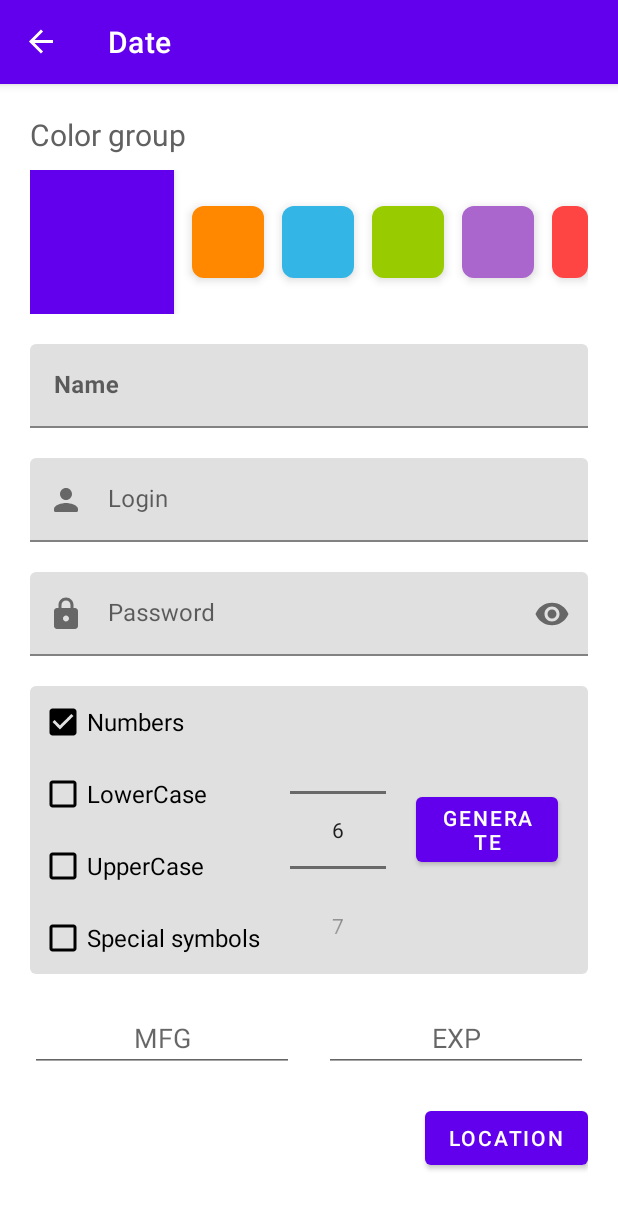
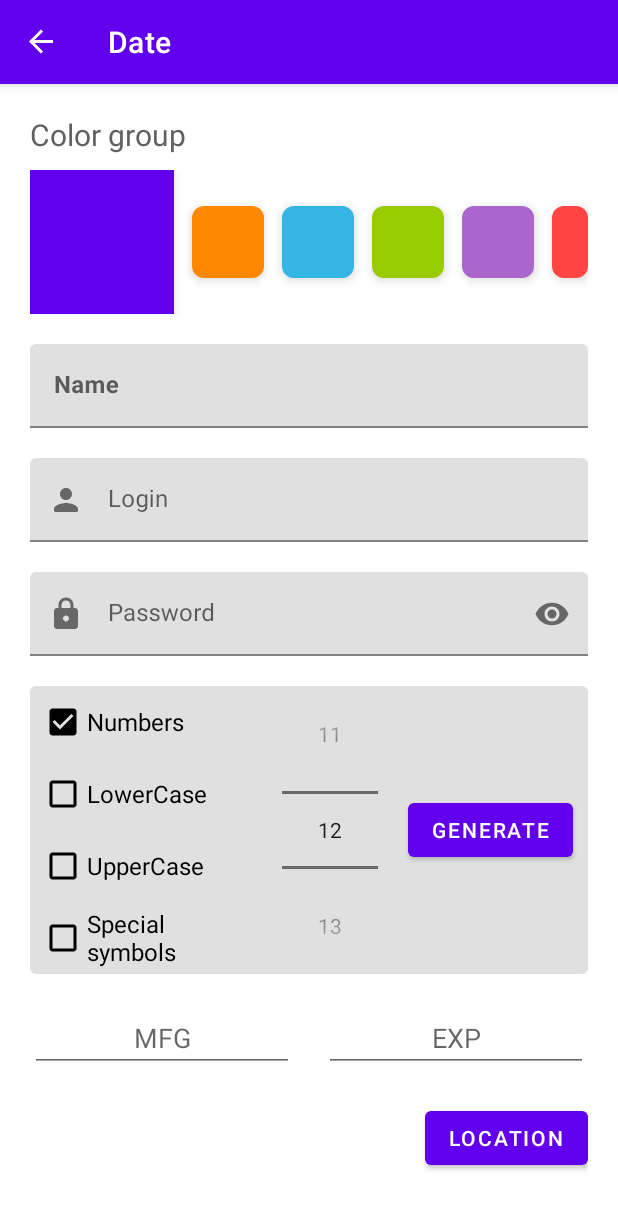
Before and after one commit to ncliff-git/passet-android, an Android app: the AccountSettingsFragment screen opened through its navigation route, on a phone screen of 412 x 824 dp. Shown: the top 1209 px of the screen. Run offline under Robolectric (Android 15) with nearby library versions, the phone set to English and light mode, and no system bars; our stand-ins replace navigation-ui; libraries missing offline, so code that uses them is left out: com.yandex.mapkit; Roboto replaces fonts that are not available here; 2 statements that could not run were skipped.

Commit message:
Made some changes to fragment_account_settings.xml

```diff
--- a/app/src/main/java/com/github/ncliff/passet/data/ColorObject.kt
+++ /dev/null
@@ -1,6 +0,0 @@
-package com.github.ncliff.passet.data
-
-class ColorObject(var name: Int, var hex: String, var contrastHex: String) {
-    val hexHash : String = "#$hex"
-    val contrastHexHash : String = "#$contrastHex"
-}
--- a/app/src/main/java/com/github/ncliff/passet/presentation/fragments/AccountSettingsFragment.kt
+++ b/app/src/main/java/com/github/ncliff/passet/presentation/fragments/AccountSettingsFragment.kt
@@ -9,7 +9,7 @@ import android.widget.NumberPicker
 import androidx.fragment.app.Fragment
 import androidx.navigation.fragment.findNavController
 import com.github.ncliff.passet.R
-import com.github.ncliff.passet.data.ColorObject
+import com.github.ncliff.passet.data.PasswordManager
 import com.github.ncliff.passet.databinding.FragmentAccountSettingsBinding
 import java.text.SimpleDateFormat
 import java.util.*
@@ -17,7 +17,6 @@ import java.util.*
 class AccountSettingsFragment : Fragment(R.layout.fragment_account_settings) {
     private var _binding: FragmentAccountSettingsBinding? = null
     private val binding get() = _binding!!
-    lateinit var selectedColor: ColorObject
 
     // TODO: Переписать в объект
     // region object params test
@@ -44,7 +43,7 @@ class AccountSettingsFragment : Fragment(R.layout.fragment_account_settings) {
     // region Password generate
 
     private fun initPasswordGen() {
-        checkBoxListeners()
+        passwordGenListeners()
         initNumberPicker()
     }
 
@@ -53,9 +52,10 @@ class AccountSettingsFragment : Fragment(R.layout.fragment_account_settings) {
         minValue = 6
         descendantFocusability = NumberPicker.FOCUS_BLOCK_DESCENDANTS
         wrapSelectorWheel = false
+        value = 12
     }
 
-    private fun checkBoxListeners() {
+    private fun passwordGenListeners() {
         checkingAllBoxes()
         binding.apply {
             cbNumbers.setOnClickListener {
@@ -70,12 +70,23 @@ class AccountSettingsFragment : Fragment(R.layout.fragment_account_settings) {
             cbSpecialSymbols.setOnClickListener {
                 checkingAllBoxes()
             }
+            generateButton.setOnClickListener {
+                textFieldPasswordEdit.setText(
+                    PasswordManager.generatePassword(
+                        numberPicker.value,
+                        cbNumbers.isChecked,
+                        cbUppercase.isChecked,
+                        cbLowercase.isChecked,
+                        cbSpecialSymbols.isChecked
+                    )
+                )
+            }
         }
     }
 
     private fun checkingAllBoxes() {
         binding.apply {
-            if (!(cbNumbers.isChecked || cbLowercase.isChecked || cbUppercase.isChecked || cbUppercase.isChecked)) {
+            if (!(cbNumbers.isChecked || cbLowercase.isChecked || cbUppercase.isChecked || cbSpecialSymbols.isChecked)) {
                 cbNumbers.isChecked = true
             }
         }
--- a/app/src/main/res/layout/fragment_account_settings.xml
+++ b/app/src/main/res/layout/fragment_account_settings.xml
@@ -16,8 +16,8 @@
             android:layout_width="wrap_content"
             android:layout_height="wrap_content"
             android:text="@string/color_group"
+            android:textColor="@color/gray_primary"
             android:textSize="20sp"
-            android:textColor="@color/gray_primary"
             app:layout_constraintStart_toStartOf="@+id/color_radioGroup"
             app:layout_constraintTop_toTopOf="parent" />
 
@@ -26,64 +26,70 @@
             android:layout_width="wrap_content"
             android:layout_height="wrap_content"
             android:layout_marginTop="10dp"
+            android:checkedButton="@id/color_1_RadioButton"
             android:orientation="horizontal"
+            app:layout_constraintEnd_toEndOf="parent"
             app:layout_constraintStart_toStartOf="parent"
-            app:layout_constraintEnd_toEndOf="parent"
             app:layout_constraintTop_toBottomOf="@id/group_text">
 
             <RadioButton
+                android:id="@+id/color_1_RadioButton"
                 android:layout_width="wrap_content"
                 android:layout_height="wrap_content"
                 android:layout_marginEnd="12dp"
-                android:elevation="4dp"
-                android:checked="true"
+                android:background="@drawable/radio_button_selector"
+                android:backgroundTint="@color/purple_500"
                 android:button="@android:color/transparent"
-                android:background="@drawable/radio_button_selector"
-                android:backgroundTint="@color/purple_500"/>
+                android:elevation="4dp" />
 
             <RadioButton
+                android:id="@+id/color_2_RadioButton"
                 android:layout_width="wrap_content"
                 android:layout_height="wrap_content"
                 android:layout_marginEnd="12dp"
-                android:elevation="4dp"
+                android:background="@drawable/radio_button_selector"
+                android:backgroundTint="@android:color/holo_orange_dark"
                 android:button="@android:color/transparent"
-                android:background="@drawable/radio_button_selector"
-                android:backgroundTint="@android:color/holo_orange_dark"/>
+                android:elevation="4dp" />
 
             <RadioButton
+                android:id="@+id/color_3_RadioButton"
                 android:layout_width="wrap_content"
                 android:layout_height="wrap_content"
                 android:layout_marginEnd="12dp"
-                android:elevation="4dp"
+                android:background="@drawable/radio_button_selector"
+                android:backgroundTint="@android:color/holo_blue_light"
                 android:button="@android:color/transparent"
-                android:background="@drawable/radio_button_selector"
-                android:backgroundTint="@android:color/holo_blue_light"/>
+                android:elevation="4dp" />
 
             <RadioButton
+                android:id="@+id/color_4_RadioButton"
                 android:layout_width="wrap_content"
                 android:layout_height="wrap_content"
                 android:layout_marginEnd="12dp"
-                android:elevation="4dp"
+                android:background="@drawable/radio_button_selector"
+                android:backgroundTint="@android:color/holo_green_light"
                 android:button="@android:color/transparent"
-                android:background="@drawable/radio_button_selector"
-                android:backgroundTint="@android:color/holo_green_light"/>
+                android:elevation="4dp" />
 
             <RadioButton
+                android:id="@+id/color_5_RadioButton"
                 android:layout_width="wrap_content"
                 android:layout_height="wrap_content"
+                android:layout_marginEnd="12dp"
+                android:background="@drawable/radio_button_selector"
+                android:backgroundTint="@android:color/holo_purple"
                 android:button="@android:color/transparent"
-                android:layout_marginEnd="12dp"
-                android:elevation="4dp"
-                android:background="@drawable/radio_button_selector"
-                android:backgroundTint="@android:color/holo_purple"/>
+                android:elevation="4dp" />
 
             <RadioButton
+                android:id="@+id/color_6_RadioButton"
                 android:layout_width="wrap_content"
                 android:layout_height="wrap_content"
+                android:background="@drawable/radio_button_selector"
+                android:backgroundTint="@android:color/holo_red_light"
                 android:button="@android:color/transparent"
-                android:elevation="4dp"
-                android:background="@drawable/radio_button_selector"
-                android:backgroundTint="@android:color/holo_red_light"/>
+                android:elevation="4dp" />
 
         </RadioGroup>
 
@@ -102,6 +108,7 @@
                 android:id="@+id/textFieldNameEdit"
                 android:layout_width="match_parent"
                 android:layout_height="wrap_content"
+                android:inputType="text"
                 android:textStyle="bold" />
         </com.google.android.material.textfield.TextInputLayout>
 
@@ -120,7 +127,8 @@
             <com.google.android.material.textfield.TextInputEditText
                 android:id="@+id/textFieldLoginEdit"
                 android:layout_width="match_parent"
-                android:layout_height="wrap_content" />
+                android:layout_height="wrap_content"
+                android:inputType="text" />
         </com.google.android.material.textfield.TextInputLayout>
 
         <com.google.android.material.textfield.TextInputLayout
@@ -151,17 +159,19 @@
             android:orientation="horizontal"
             app:layout_constraintEnd_toEndOf="parent"
             app:layout_constraintStart_toStartOf="parent"
-            app:layout_constraintTop_toBottomOf="@id/textFieldPassword">
+            app:layout_constraintTop_toBottomOf="@id/textFieldPassword"
+            android:weightSum="1">
 
             <LinearLayout
                 android:layout_width="wrap_content"
                 android:layout_height="wrap_content"
                 android:layout_marginStart="6dp"
-                android:orientation="vertical">
+                android:orientation="vertical"
+                android:layout_weight="1">
 
                 <CheckBox
                     android:id="@+id/cb_numbers"
-                    android:layout_width="wrap_content"
+                    android:layout_width="match_parent"
                     android:layout_height="wrap_content"
                     android:buttonTint="@color/black"
                     android:text="@string/check_box_numbers"
@@ -170,7 +180,7 @@
 
                 <CheckBox
                     android:id="@+id/cb_lowercase"
-                    android:layout_width="wrap_content"
+                    android:layout_width="match_parent"
                     android:layout_height="wrap_content"
                     android:buttonTint="@color/black"
                     android:text="@string/check_box_lowercase"
@@ -178,7 +188,7 @@
 
                 <CheckBox
                     android:id="@+id/cb_uppercase"
-                    android:layout_width="wrap_content"
+                    android:layout_width="match_parent"
                     android:layout_height="wrap_content"
                     android:buttonTint="@color/black"
                     android:text="@string/check_box_uppercase"
@@ -186,25 +196,29 @@
 
                 <CheckBox
                     android:id="@+id/cb_special_symbols"
-                    android:layout_width="wrap_content"
+                    android:layout_width="match_parent"
                     android:layout_height="wrap_content"
                     android:buttonTint="@color/black"
                     android:text="@string/check_box_special_symbols"
                     android:textSize="16sp" />
+
             </LinearLayout>
 
             <NumberPicker
+                android:layout_weight="1"
                 android:id="@+id/numberPicker"
                 android:layout_width="wrap_content"
                 android:layout_height="match_parent"
                 android:layout_gravity="center_horizontal"
-                android:layout_marginHorizontal="20sp" />
+                android:layout_marginHorizontal="20dp" />
 
             <Button
+                android:layout_weight="1"
+                android:id="@+id/generate_button"
                 android:layout_width="wrap_content"
                 android:layout_height="wrap_content"
                 android:layout_gravity="center"
-                android:layout_marginEnd="20dp"
+                android:layout_marginEnd="10dp"
                 android:text="@string/generate" />
         </LinearLayout>
 
@@ -251,8 +265,8 @@
             android:layout_height="0dp"
             android:layout_marginEnd="20dp"
             android:gravity="center"
+            android:textColor="@color/gray_primary"
             android:textSize="20sp"
-            android:textColor="@color/gray_primary"
             app:layout_constraintBottom_toBottomOf="@+id/map_button"
             app:layout_constraintEnd_toStartOf="@+id/map_button"
             app:layout_constraintStart_toStartOf="@id/editTextDateStart"
```
Also changed, not shown: app/src/main/java/com/github/ncliff/passet/data/ColorList.kt (deleted, +0 -29 lines), app/src/main/java/com/github/ncliff/passet/data/PasswordManager.kt (added, +39 -0 lines), app/src/main/java/com/github/ncliff/passet/presentation/fragments/AccountListFragment.kt (+0 -9 lines), app/src/main/res/drawable/ic_color_picker_item.xml (added, +10 -0 lines).
